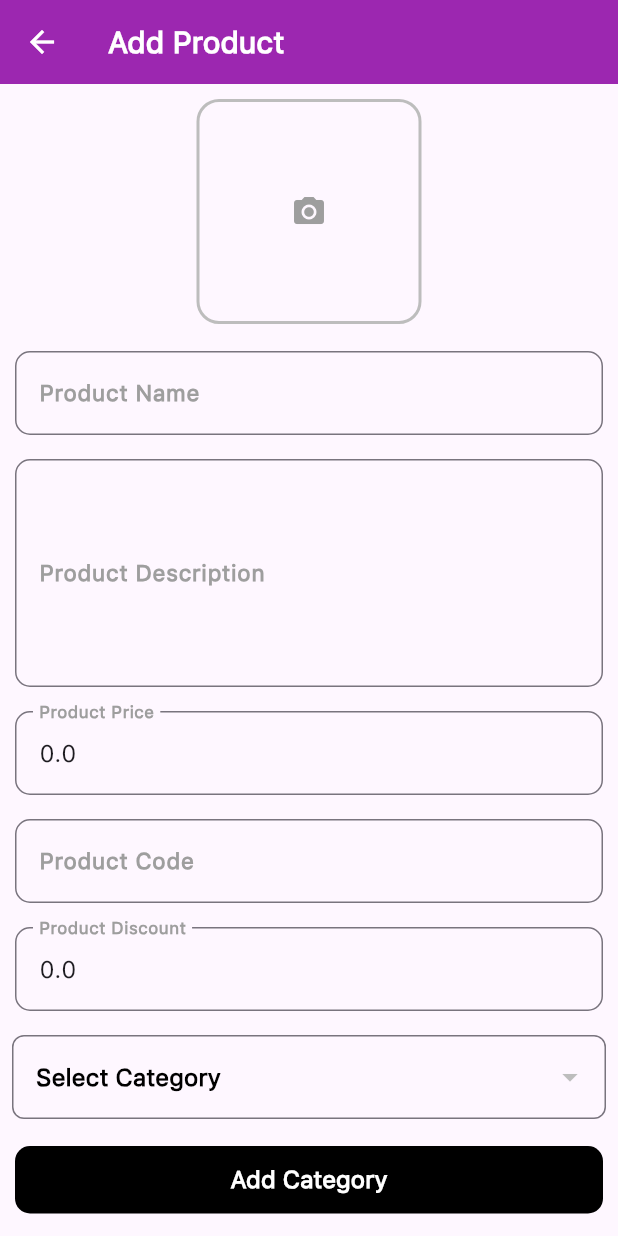
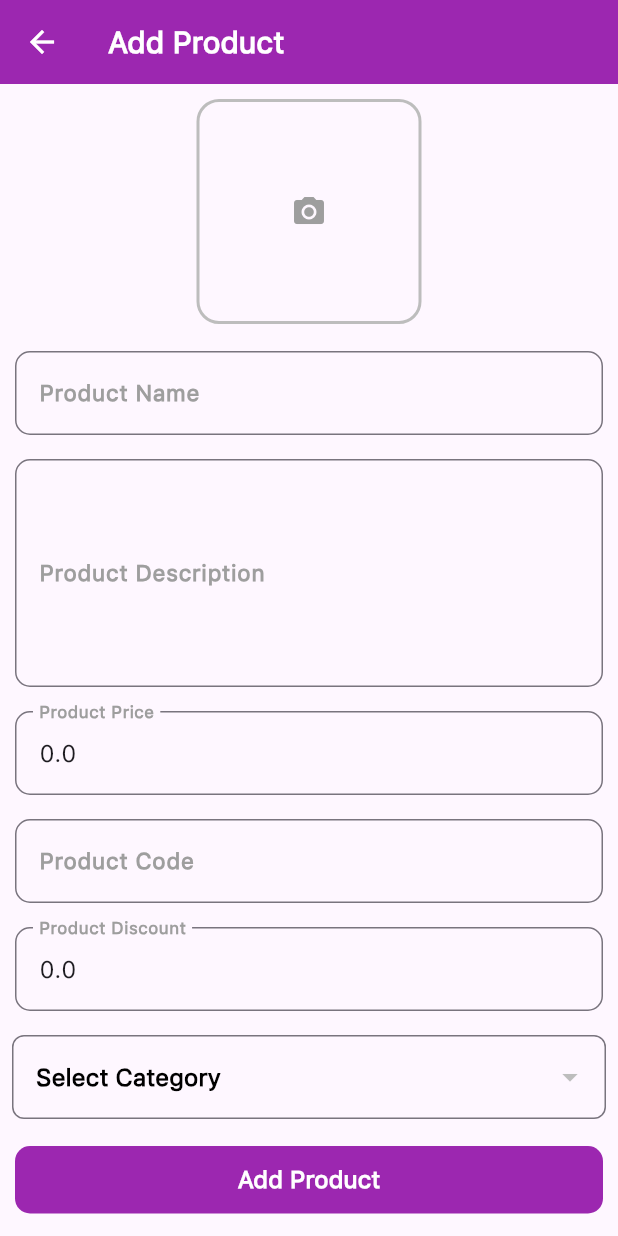
Before and after one commit to Khushi-Raja/ECommercePortal, a Flutter app: the AddProduct screen opened directly, on a phone screen of 412 x 824 dp. Run offline on Flutter 3.47's test engine with Material 3 defaults, Android fonts, the phone set to English and light mode, and no system bars; our stand-ins replace animate_do, cloud_firestore, firebase_auth, firebase_core, firebase_storage, flutter_slidable and 2 more; accounts and stored records are empty; project files that could hold a hidden picture were left out.

Commit message:
Minor changes

```diff
--- a/lib/admin_screen/product/add_product.dart
+++ b/lib/admin_screen/product/add_product.dart
@@ -249,10 +249,10 @@ class _AddProductState extends State<AddProduct> {
               const SizedBox(height: 5),
               CustomButton(
                 buttonName: widget.productName.isNotEmpty
-                    ? 'Update Category'
-                    : 'Add Category',
+                    ? 'Update Product'
+                    : 'Add Product',
                 onPressed: submit,
-                backgroundColor: CupertinoColors.black,
+                backgroundColor: Colors.purple,
                 textColor: CupertinoColors.white,
               ),
             ],
--- a/lib/screens/admin/category/add_category.dart
+++ b/lib/screens/admin/category/add_category.dart
@@ -126,7 +126,7 @@ class _AddCategoryState extends State<AddCategory> {
                     ? 'Update Category'
                     : 'Add Category',
                 onPressed: submit,
-                backgroundColor: CupertinoColors.black,
+                backgroundColor: Colors.purple,
                 textColor: CupertinoColors.white,
               ),
             ],
--- a/lib/screens/user/product_detail.dart
+++ b/lib/screens/user/product_detail.dart
@@ -79,7 +79,7 @@ class _ProductDetailState extends State<ProductDetail> {
         _cartQuantity = 1;
       });
     } catch (e) {
-      print('Error adding to Cart: $e');
+      throw('Error adding to Cart: $e');
     }
   }
 
```
Also changed, not shown: lib/screens/user/cart_screen.dart (+16 -6 lines), pubspec.lock.
